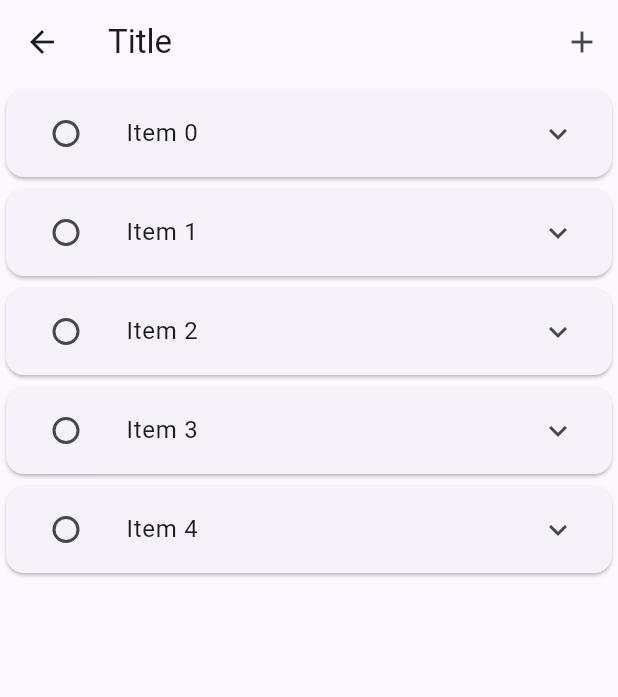
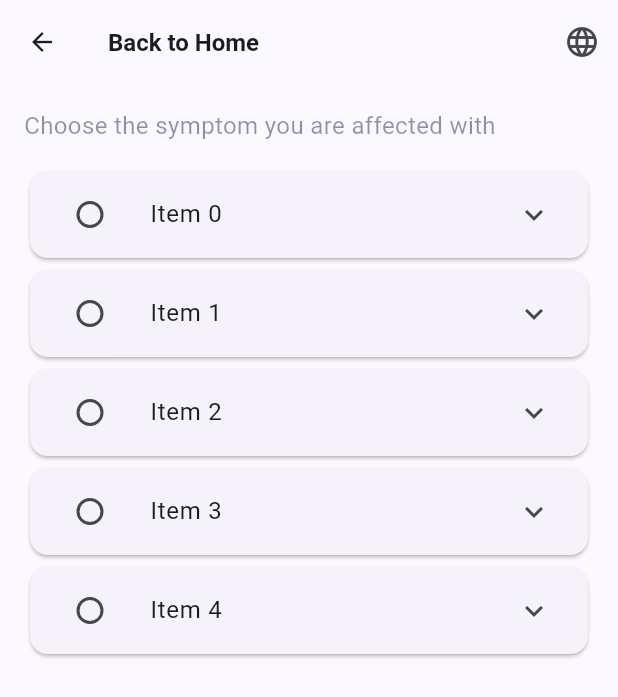
Before and after one commit to Ritesh-K-G/medical_expert_system, a Flutter app: the screen it shows after launch, on a phone screen of 412 x 824 dp. Shown: the top 697 px of the screen. Run offline on Flutter 3.47's test engine with Material 3 defaults, Android fonts, the phone set to English and light mode, and no system bars; Roboto replaces fonts that are missing (Overpass).

Commit message:
Design improvements

```diff
--- a/lib/main.dart
+++ b/lib/main.dart
@@ -1,6 +1,7 @@
 import 'package:flutter/material.dart';
 import 'package:medical_expert_system/constants.dart';
 import 'package:medical_expert_system/views/question_screen/question_screen.dart';
+import 'package:medical_expert_system/views/splash_screen.dart';
 
 void main() {
   runApp(const MyApp());
--- a/lib/utils/styles/text.dart
+++ b/lib/utils/styles/text.dart
@@ -19,6 +19,12 @@ class AppTextStyles {
     fontSize: 16
   );
 
+  static const TextStyle appBarText = TextStyle(
+      fontFamily: 'Overpass',
+      fontWeight: FontWeight.bold,
+      fontSize: 16
+  );
+
   static const TextStyle dropdownText = TextStyle(
     color: Colors.black,
     fontSize: 16,
@@ -32,4 +38,10 @@ class AppTextStyles {
     fontWeight: FontWeight.w700,
     letterSpacing: 1.0,
   );
+
+  static TextStyle questionText = TextStyle(
+    fontSize: 16,
+    fontFamily: 'Overpass',
+    color: const Color(0xFF090F47).withOpacity(0.45),
+  );
 }
--- a/lib/views/homePage/homePage.dart
+++ b/lib/views/homePage/homePage.dart
@@ -4,6 +4,7 @@ import 'package:medical_expert_system/utils/styles/button.dart';
 import 'package:medical_expert_system/utils/styles/text.dart';
 import 'package:medical_expert_system/utils/validators/validators.dart';
 import 'package:medical_expert_system/utils/wrappers/wrappers.dart';
+import 'package:medical_expert_system/views/question_screen/question_screen.dart';
 import 'package:medical_expert_system/views/splash_screen.dart';
 
 class homePage extends StatefulWidget {
@@ -37,12 +38,15 @@ class _homePageState extends State<homePage> {
           children: [
             SizedBox(height: MediaQuery.of(context).size.height * 0.20),
             Stack(children: [
-              Container(
+              Material(
+                elevation: 5,
+                shape: const CircleBorder(),
+                child: Container(
                   width: 120,
                   height: 120,
                   decoration: const BoxDecoration(
-                  color: Color(0xFFfffce3),
                     shape: BoxShape.circle,
+                    // color: Color(0xFFfffce3),
                   ),
                   child: Center(
                     child: Container(
@@ -54,6 +58,7 @@ class _homePageState extends State<homePage> {
                           fit: BoxFit.cover,
                           image: AssetImage(
                             'assets/images/iiita-logo.png',
+                          ),
                         ),
                       ),
                     ),
@@ -111,7 +116,7 @@ class _homePageState extends State<homePage> {
                     keyboardType: TextInputType.number,
                     validator: AppValidators.validatePrice,
                   )),
-                  const SizedBox(height: 10),
+                  const SizedBox(height: 20),
                   Row(
                     mainAxisAlignment: MainAxisAlignment.center,
                     children: [
@@ -223,7 +228,7 @@ class _homePageState extends State<homePage> {
                                 Navigator.push(
                                   context,
                                   MaterialPageRoute(
-                                    builder: (context) => splashScreen(),
+                                    builder: (context) => question_screen(),
                                   ),
                                 );
                               },
--- a/lib/views/question_screen/question_screen.dart
+++ b/lib/views/question_screen/question_screen.dart
@@ -1,4 +1,5 @@
 import 'package:flutter/material.dart';
+import 'package:medical_expert_system/utils/styles/text.dart';
 
 class question_screen extends StatefulWidget {
   @override
@@ -6,29 +7,40 @@ class question_screen extends StatefulWidget {
 }
 
 class _question_screen extends State<question_screen> {
-  int _selectedIndex = -1; // Variable to keep track of selected item
+  int _selectedIndex = -1;
 
   @override
   Widget build(BuildContext context) {
     return Scaffold(
       appBar: AppBar(
         leading: IconButton(
-          icon: Icon(Icons.arrow_back),
+          icon: const Icon(Icons.arrow_back, size: 20),
           onPressed: () {
-            // Implement back button functionality here
+            Navigator.pop(context);
           },
         ),
-        title: Text('Title'),
+        title: const Text('Back to Home', style: AppTextStyles.appBarText),
         actions: <Widget>[
           IconButton(
-            icon: Icon(Icons.add),
+            icon: const Icon(Icons.language),
             onPressed: () {
-              // Implement button functionality here
             },
           ),
         ],
       ),
-      body: ListView.builder(
+      body: Padding(
+        padding: const EdgeInsets.all(16),
+        child: Column(
+          crossAxisAlignment: CrossAxisAlignment.start,
+          children: [
+            Text(
+              'Choose the symptom you are affected with',
+              softWrap: true,
+              style: AppTextStyles.questionText,
+            ),
+            const SizedBox(height: 15),
+            Expanded(
+                child: ListView.builder(
                   itemCount: 5,
                   itemBuilder: (BuildContext context, int index) {
                     return Card(
@@ -45,17 +57,21 @@ class _question_screen extends State<question_screen> {
                         title: Text('Item $index'),
                         children: <Widget>[
                           Padding(
-                  padding: EdgeInsets.all(16.0),
+                            padding: const EdgeInsets.all(16.0),
                             child: Text(
                               'Description of item $index',
-                    style: TextStyle(fontSize: 16.0),
+                              style: const TextStyle(fontSize: 16.0),
                             ),
                           ),
                         ],
                       ),
                     );
                   },
+                )
+            )
+          ],
         ),
+      )
     );
   }
 }
```
Lines whose indentation alone changed are shown as unchanged.
